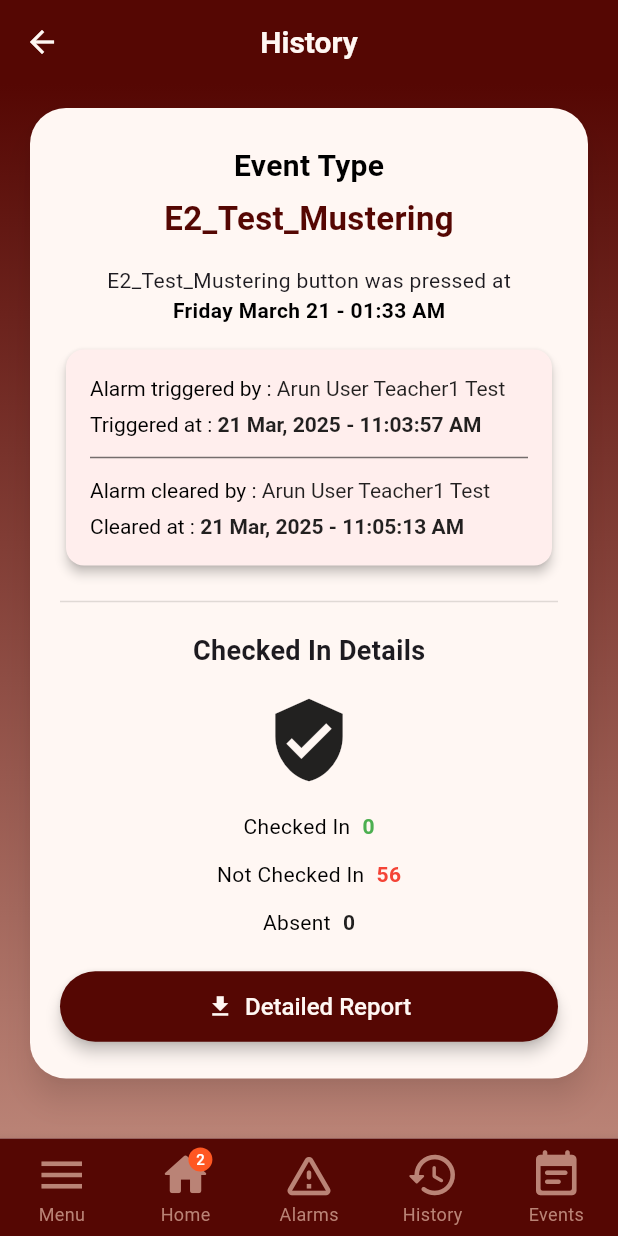
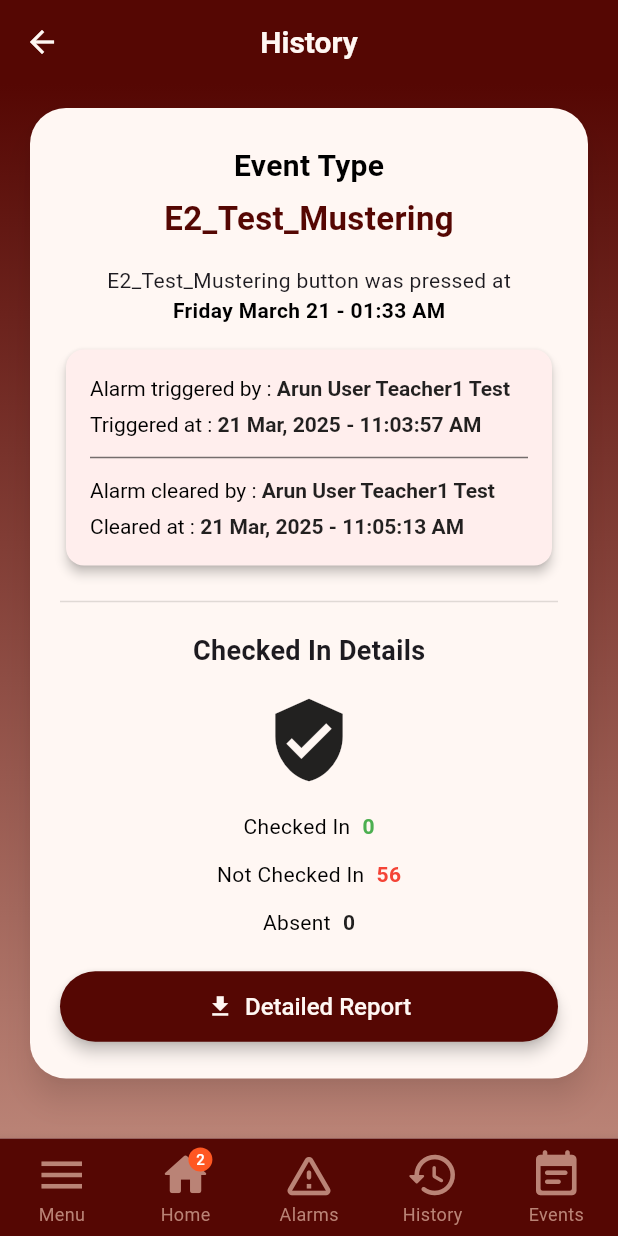
Before and after one commit to 13ARUN/CATMO_UI, a Flutter app: the HistoryDetailsScreen screen opened directly, on a phone screen of 412 x 824 dp. Run offline on Flutter 3.47's test engine with Material 3 defaults, Android fonts, the light colour scheme and no system bars; our stand-ins replace flutter_riverpod.

Commit message:
Update .gitignore, improve HistoryDetailsScreen layout, modify CustomDrawer behavior, and add FVM configuration files

```diff
--- a/lib/screens/alarms_screen.dart
+++ b/lib/screens/alarms_screen.dart
@@ -30,7 +30,7 @@ class _AlarmsScreenState extends State<AlarmsScreen> {
       'color': Colors.deepOrange,
       'icon': Icons.power,
     },
-    {'name': "Earthquake", 'color': Colors.amber  , 'icon': Icons.landslide},
+    {'name': "Earthquake", 'color': Colors.amber, 'icon': Icons.landslide},
   ];
 
   void clearAlarm(int index) {
--- a/lib/screens/history_details_screen.dart
+++ b/lib/screens/history_details_screen.dart
@@ -162,26 +162,18 @@ class HistoryDetailsScreen extends ConsumerWidget {
           children: [
             _buildInfoRow('Alarm triggered by :', 'Arun User Teacher1 Test'),
             const SizedBox(height: 4),
-            _buildInfoRow(
-              'Triggered at :',
-              '21 Mar, 2025 - 11:03:57 AM',
-              bold: true,
-            ),
+            _buildInfoRow('Triggered at :', '21 Mar, 2025 - 11:03:57 AM'),
             const Divider(color: Colors.black54, height: 24),
             _buildInfoRow('Alarm cleared by :', 'Arun User Teacher1 Test'),
             const SizedBox(height: 4),
-            _buildInfoRow(
-              'Cleared at :',
-              '21 Mar, 2025 - 11:05:13 AM',
-              bold: true,
-            ),
+            _buildInfoRow('Cleared at :', '21 Mar, 2025 - 11:05:13 AM'),
           ],
         ),
       ),
     );
   }
 
-  Widget _buildInfoRow(String label, String value, {bool bold = false}) {
+  Widget _buildInfoRow(String label, String value) {
     return Padding(
       padding: const EdgeInsets.symmetric(vertical: 2),
       child: RichText(
@@ -192,7 +184,7 @@ class HistoryDetailsScreen extends ConsumerWidget {
             TextSpan(
               text: value,
               style: TextStyle(
-                fontWeight: bold ? FontWeight.bold : FontWeight.normal,
+                fontWeight: FontWeight.bold,
                 color: Colors.black87,
               ),
             ),
--- a/lib/widgets/app_drawer.dart
+++ b/lib/widgets/app_drawer.dart
@@ -65,6 +65,7 @@ class CustomDrawer extends ConsumerWidget {
           const SizedBox(height: 12),
           Expanded(
             child: ListView(
+              physics: NeverScrollableScrollPhysics(),
               padding: const EdgeInsets.symmetric(horizontal: 16),
               children: [
                 if (PermissionHelper.hasAnyPermission(userPermissions, [
@@ -142,7 +143,7 @@ class CustomDrawer extends ConsumerWidget {
                     title: "Scan QR code",
                     onTap: () {
                       Navigator.pop(context);
-                      ref.read(bottomNavIndexProvider.notifier).state = 1;
+                      ref.read(bottomNavIndexProvider.notifier).state = 3;
                     },
                   ),
                 if (PermissionHelper.hasPermission(
```
Also changed, not shown: 2 other files.
